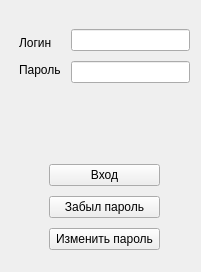
This is frontend/ui/LoginForm.ui in koccyx/TravelMaster as Qt 5 draws it before an edit. The edited form follows.
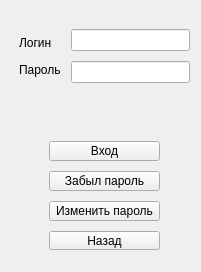
This is the edited form.

Commit message: back button

Diff of the .ui file:
```diff
--- a/frontend/ui/LoginForm.ui
+++ b/frontend/ui/LoginForm.ui
@@ -114,6 +114,13 @@
         </property>
        </widget>
       </item>
+      <item>
+       <widget class="QPushButton" name="backButton">
+        <property name="text">
+         <string>Назад</string>
+        </property>
+       </widget>
+      </item>
      </layout>
     </item>
    </layout>
```
The commit also changes 18 other files.
